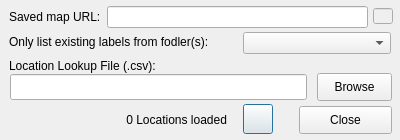
Old version of the form options_dialog.ui in the repository ncssar/sartopo_address.
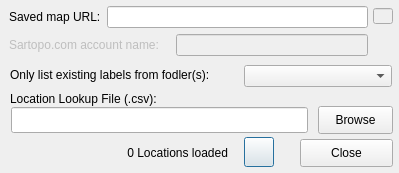
New version of the form. Icons and pictures are not drawn. Custom widgets are drawn as their Qt base class.

What changed in the file:
```diff
--- a/options_dialog.ui
+++ b/options_dialog.ui
@@ -6,8 +6,8 @@
    <rect>
     <x>0</x>
     <y>0</y>
-    <width>400</width>
-    <height>140</height>
+    <width>399</width>
+    <height>173</height>
    </rect>
   </property>
   <property name="windowTitle">
@@ -16,8 +16,8 @@
   <widget class="QLabel" name="locationCountLabel">
    <property name="geometry">
     <rect>
-     <x>46</x>
-     <y>110</y>
+     <x>47</x>
+     <y>143</y>
      <width>181</width>
      <height>20</height>
     </rect>
@@ -32,8 +32,8 @@
   <widget class="QPushButton" name="reloadButton">
    <property name="geometry">
     <rect>
-     <x>243</x>
-     <y>104</y>
+     <x>244</x>
+     <y>137</y>
      <width>30</width>
      <height>30</height>
     </rect>
@@ -55,8 +55,8 @@
   <widget class="QLineEdit" name="locationFileField">
    <property name="geometry">
     <rect>
-     <x>10</x>
-     <y>74</y>
+     <x>11</x>
+     <y>107</y>
      <width>297</width>
      <height>26</height>
     </rect>
@@ -65,8 +65,8 @@
   <widget class="QLabel" name="label">
    <property name="geometry">
     <rect>
-     <x>9</x>
-     <y>58</y>
+     <x>10</x>
+     <y>91</y>
      <width>160</width>
      <height>16</height>
     </rect>
@@ -78,8 +78,8 @@
   <widget class="QPushButton" name="browseButton">
    <property name="geometry">
     <rect>
-     <x>317</x>
-     <y>73</y>
+     <x>318</x>
+     <y>106</y>
      <width>75</width>
      <height>28</height>
     </rect>
@@ -91,8 +91,8 @@
   <widget class="QPushButton" name="closeButton">
    <property name="geometry">
     <rect>
-     <x>299</x>
-     <y>106</y>
+     <x>300</x>
+     <y>139</y>
      <width>93</width>
      <height>28</height>
     </rect>
@@ -104,8 +104,8 @@
   <widget class="STSFeatureComboBox" name="folderComboBox">
    <property name="geometry">
     <rect>
-     <x>243</x>
-     <y>32</y>
+     <x>244</x>
+     <y>65</y>
      <width>148</width>
      <height>22</height>
     </rect>
@@ -114,8 +114,8 @@
   <widget class="QLabel" name="label_2">
    <property name="geometry">
     <rect>
-     <x>9</x>
-     <y>32</y>
+     <x>10</x>
+     <y>65</y>
      <width>233</width>
      <height>20</height>
     </rect>
@@ -165,6 +165,35 @@
     </font>
    </property>
   </widget>
+  <widget class="QLabel" name="label_4">
+   <property name="enabled">
+    <bool>false</bool>
+   </property>
+   <property name="geometry">
+    <rect>
+     <x>9</x>
+     <y>35</y>
+     <width>160</width>
+     <height>20</height>
+    </rect>
+   </property>
+   <property name="text">
+    <string>Sartopo.com account name:</string>
+   </property>
+  </widget>
+  <widget class="QLineEdit" name="accountNameField">
+   <property name="enabled">
+    <bool>false</bool>
+   </property>
+   <property name="geometry">
+    <rect>
+     <x>176</x>
+     <y>34</y>
+     <width>192</width>
+     <height>22</height>
+    </rect>
+   </property>
+  </widget>
  </widget>
  <customwidgets>
   <customwidget>
```
Left out of the diff: 63 changed lines with no effect on the pictures.
